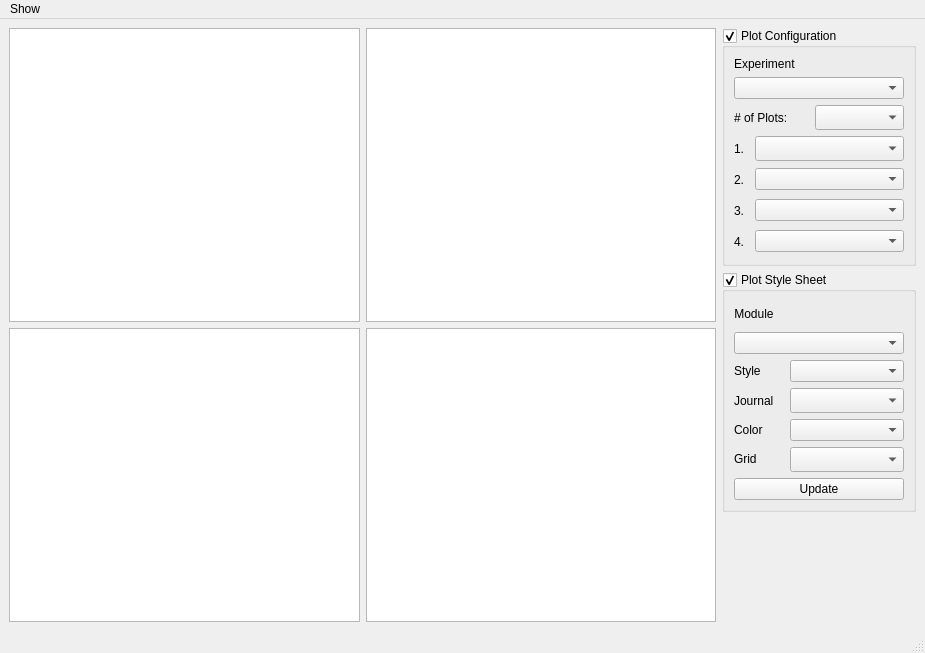
Old version of the form TumorVolumeExperimentView.ui in the repository DennisDean/TumorVolumetrics.
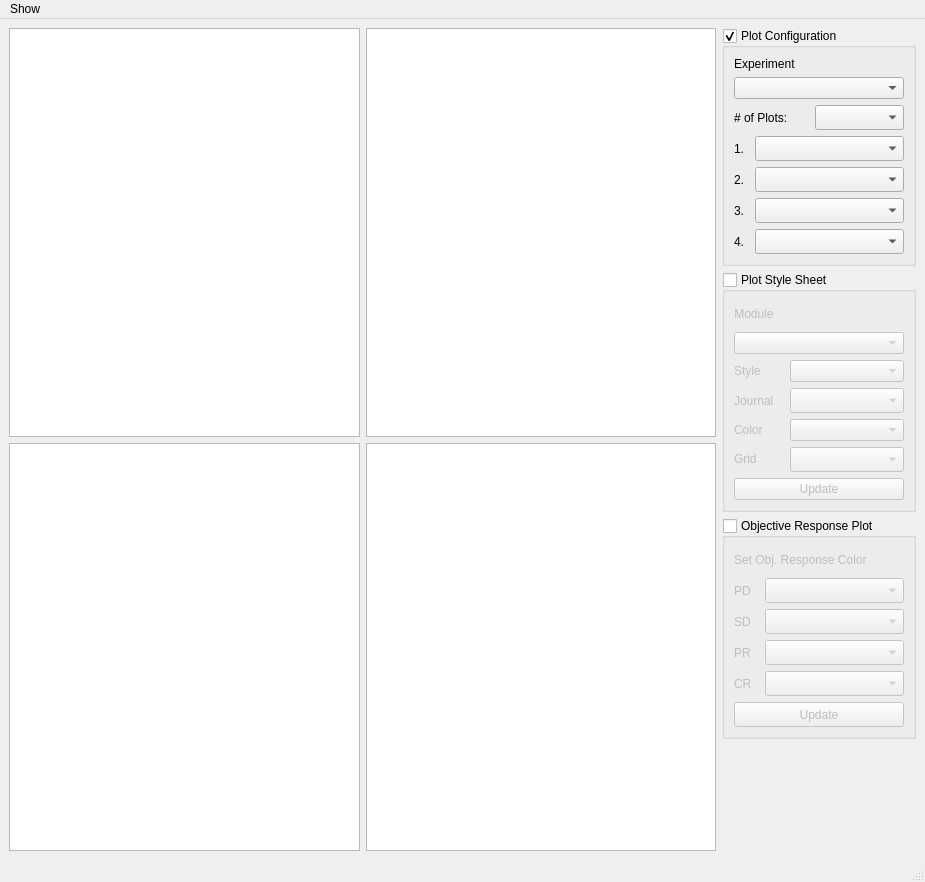
New version of the form.

Commit message: Collapsable group boxes are now working. Returning to implementing plot specific

Patch:
```diff
--- a/TumorVolumeExperimentView.ui
+++ b/TumorVolumeExperimentView.ui
@@ -7,7 +7,7 @@
     <x>0</x>
     <y>0</y>
     <width>925</width>
-    <height>653</height>
+    <height>882</height>
    </rect>
   </property>
   <property name="windowTitle">
@@ -221,7 +221,20 @@
                   </widget>
                  </item>
                  <item>
-                  <widget class="QComboBox" name="comboBox_configuration_plot_upper_right"/>
+                  <widget class="QComboBox" name="comboBox_configuration_plot_upper_right">
+                   <property name="minimumSize">
+                    <size>
+                     <width>0</width>
+                     <height>25</height>
+                    </size>
+                   </property>
+                   <property name="maximumSize">
+                    <size>
+                     <width>16777215</width>
+                     <height>28</height>
+                    </size>
+                   </property>
+                  </widget>
                  </item>
                 </layout>
                </item>
@@ -253,7 +266,20 @@
                   </widget>
                  </item>
                  <item>
-                  <widget class="QComboBox" name="comboBox_configuration_plot_lower_left"/>
+                  <widget class="QComboBox" name="comboBox_configuration_plot_lower_left">
+                   <property name="minimumSize">
+                    <size>
+                     <width>0</width>
+                     <height>25</height>
+                    </size>
+                   </property>
+                   <property name="maximumSize">
+                    <size>
+                     <width>16777215</width>
+                     <height>25</height>
+                    </size>
+                   </property>
+                  </widget>
                  </item>
                 </layout>
                </item>
@@ -285,7 +311,20 @@
                   </widget>
                  </item>
                  <item>
-                  <widget class="QComboBox" name="comboBox_configuration_plot_lower_right"/>
+                  <widget class="QComboBox" name="comboBox_configuration_plot_lower_right">
+                   <property name="minimumSize">
+                    <size>
+                     <width>0</width>
+                     <height>25</height>
+                    </size>
+                   </property>
+                   <property name="maximumSize">
+                    <size>
+                     <width>16777215</width>
+                     <height>25</height>
+                    </size>
+                   </property>
+                  </widget>
                  </item>
                 </layout>
                </item>
@@ -308,6 +347,9 @@
             <property name="checkable">
              <bool>true</bool>
             </property>
+            <property name="checked">
+             <bool>false</bool>
+            </property>
             <layout class="QVBoxLayout" name="verticalLayout_5">
              <item>
               <layout class="QVBoxLayout" name="verticalLayout_plot_style_group">
@@ -536,6 +578,267 @@
             </layout>
            </widget>
           </item>
+          <item>
+           <widget class="QGroupBox" name="groupBox_objective_response">
+            <property name="sizePolicy">
+             <sizepolicy hsizetype="Preferred" vsizetype="Fixed">
+              <horstretch>0</horstretch>
+              <verstretch>0</verstretch>
+             </sizepolicy>
+            </property>
+            <property name="title">
+             <string>Objective Response Plot</string>
+            </property>
+            <property name="checkable">
+             <bool>true</bool>
+            </property>
+            <property name="checked">
+             <bool>false</bool>
+            </property>
+            <layout class="QVBoxLayout" name="verticalLayout_groupbox_objective_response_2">
+             <item>
+              <layout class="QVBoxLayout" name="verticalLayout_groupbox_objective_response">
+               <property name="sizeConstraint">
+                <enum>QLayout::SetMinimumSize</enum>
+               </property>
+               <item>
+                <widget class="QLabel" name="label_17">
+                 <property name="sizePolicy">
+                  <sizepolicy hsizetype="Fixed" vsizetype="Fixed">
+                   <horstretch>0</horstretch>
+                   <verstretch>0</verstretch>
+                  </sizepolicy>
+                 </property>
+                 <property name="minimumSize">
+                  <size>
+                   <width>0</width>
+                   <height>25</height>
+                  </size>
+                 </property>
+                 <property name="maximumSize">
+                  <size>
+                   <width>16777215</width>
+                   <height>25</height>
+                  </size>
+                 </property>
+                 <property name="text">
+                  <string>Set Obj. Response Color</string>
+                 </property>
+                </widget>
+               </item>
+               <item>
+                <layout class="QHBoxLayout" name="horizontalLayout_13">
+                 <item>
+                  <widget class="QLabel" name="label_14">
+                   <property name="sizePolicy">
+                    <sizepolicy hsizetype="Fixed" vsizetype="Fixed">
+                     <horstretch>0</horstretch>
+                     <verstretch>0</verstretch>
+                    </sizepolicy>
+                   </property>
+                   <property name="minimumSize">
+                    <size>
+                     <width>25</width>
+                     <height>25</height>
+                    </size>
+                   </property>
+                   <property name="maximumSize">
+                    <size>
+                     <width>25</width>
+                     <height>25</height>
+                    </size>
+                   </property>
+                   <property name="text">
+                    <string>PD</string>
+                   </property>
+                  </widget>
+                 </item>
+                 <item>
+                  <widget class="QComboBox" name="comboBox_objective_plot_cr">
+                   <property name="minimumSize">
+                    <size>
+                     <width>0</width>
+                     <height>25</height>
+                    </size>
+                   </property>
+                   <property name="maximumSize">
+                    <size>
+                     <width>16777215</width>
+                     <height>25</height>
+                    </size>
+                   </property>
+                  </widget>
+                 </item>
+                </layout>
+               </item>
+               <item>
+                <layout class="QHBoxLayout" name="horizontalLayout_12">
+                 <item>
+                  <widget class="QLabel" name="label_15">
+                   <property name="sizePolicy">
+                    <sizepolicy hsizetype="Fixed" vsizetype="Fixed">
+                     <horstretch>0</horstretch>
+                     <verstretch>0</verstretch>
+                    </sizepolicy>
+                   </property>
+                   <property name="minimumSize">
+                    <size>
+                     <width>25</width>
+                     <height>25</height>
+                    </size>
+                   </property>
+                   <property name="maximumSize">
+                    <size>
+                     <width>25</width>
+                     <height>25</height>
+                    </size>
+                   </property>
+                   <property name="text">
+                    <string>SD</string>
+                   </property>
+                  </widget>
+                 </item>
+                 <item>
+                  <widget class="QComboBox" name="comboBox_objective_plot_pr">
+                   <property name="minimumSize">
+                    <size>
+                     <width>0</width>
+                     <height>25</height>
+                    </size>
+                   </property>
+                   <property name="maximumSize">
+                    <size>
+                     <width>16777215</width>
+                     <height>25</height>
+                    </size>
+                   </property>
+                  </widget>
+                 </item>
+                </layout>
+               </item>
+               <item>
+                <layout class="QHBoxLayout" name="horizontalLayout_10">
+                 <property name="sizeConstraint">
+                  <enum>QLayout::SetDefaultConstraint</enum>
+                 </property>
+                 <item>
+                  <widget class="QLabel" name="label_11">
+                   <property name="sizePolicy">
+                    <sizepolicy hsizetype="Fixed" vsizetype="Fixed">
+                     <horstretch>0</horstretch>
+                     <verstretch>0</verstretch>
+                    </sizepolicy>
+                   </property>
+                   <property name="minimumSize">
+                    <size>
+                     <width>25</width>
+                     <height>25</height>
+                    </size>
+                   </property>
+                   <property name="maximumSize">
+                    <size>
+                     <width>25</width>
+                     <height>25</height>
+                    </size>
+                   </property>
+                   <property name="text">
+                    <string>PR</string>
+                   </property>
+                  </widget>
+                 </item>
+                 <item>
+                  <widget class="QComboBox" name="comboBox_objective_plot_pd">
+                   <property name="minimumSize">
+                    <size>
+                     <width>0</width>
+                     <height>25</height>
+                    </size>
+                   </property>
+                   <property name="maximumSize">
+                    <size>
+                     <width>16777215</width>
+                     <height>25</height>
+                    </size>
+                   </property>
+                  </widget>
+                 </item>
+                </layout>
+               </item>
+               <item>
+                <layout class="QHBoxLayout" name="horizontalLayout_11">
+                 <item>
+                  <widget class="QLabel" name="label_16">
+                   <property name="sizePolicy">
+                    <sizepolicy hsizetype="Fixed" vsizetype="Fixed">
+                     <horstretch>0</horstretch>
+                     <verstretch>0</verstretch>
+                    </sizepolicy>
+                   </property>
+                   <property name="minimumSize">
+                    <size>
+                     <width>25</width>
+                     <height>25</height>
+                    </size>
+                   </property>
+                   <property name="maximumSize">
+                    <size>
+                     <width>25</width>
+                     <height>25</height>
+                    </size>
+                   </property>
+                   <property name="text">
+                    <string>CR</string>
+                   </property>
+                  </widget>
+                 </item>
+                 <item>
+                  <widget class="QComboBox" name="comboBox_objective_plot_sd">
+                   <property name="minimumSize">
+                    <size>
+                     <width>0</width>
+                     <height>25</height>
+                    </size>
+                   </property>
+                   <property name="maximumSize">
+                    <size>
+                     <width>16777215</width>
+                     <height>25</height>
+                    </size>
+                   </property>
+                  </widget>
+                 </item>
+                </layout>
+               </item>
+               <item>
+                <widget class="QPushButton" name="pushButton_objective_response_update">
+                 <property name="sizePolicy">
+                  <sizepolicy hsizetype="Minimum" vsizetype="Fixed">
+                   <horstretch>0</horstretch>
+                   <verstretch>0</verstretch>
+                  </sizepolicy>
+                 </property>
+                 <property name="minimumSize">
+                  <size>
+                   <width>0</width>
+                   <height>25</height>
+                  </size>
+                 </property>
+                 <property name="maximumSize">
+                  <size>
+                   <width>16777215</width>
+                   <height>25</height>
+                  </size>
+                 </property>
+                 <property name="text">
+                  <string>Update</string>
+                 </property>
+                </widget>
+               </item>
+              </layout>
+             </item>
+            </layout>
+           </widget>
+          </item>
           <item>
            <widget class="QLabel" name="label_10">
             <property name="text">
```
The commit also changes 2 other files.
